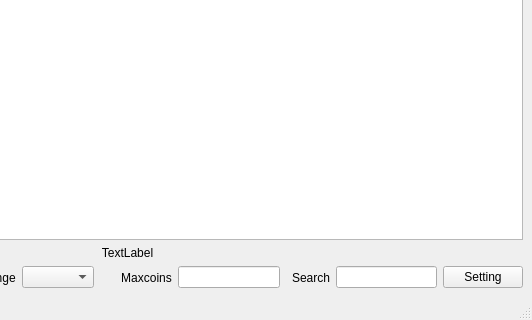
This is mainwindow.ui in QTinman/CoinBrowser as Qt 5 draws it before an edit; both pictures show x 277 to 809 and y 280 to 600 of the 809 by 600 pixel window. The edited form follows.
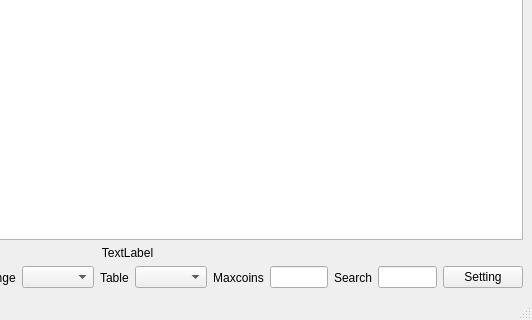
This is the edited form. Icons and pictures are not drawn.

Commit message: json update now saves data to new db table retaining the old data and table can now be selected from mainwindow.

```diff
--- a/mainwindow.ui
+++ b/mainwindow.ui
@@ -83,6 +83,16 @@
           </property>
          </spacer>
         </item>
+        <item>
+         <widget class="QLabel" name="label_4">
+          <property name="text">
+           <string>Table</string>
+          </property>
+         </widget>
+        </item>
+        <item>
+         <widget class="QComboBox" name="tables"/>
+        </item>
         <item>
          <spacer name="horizontalSpacer">
           <property name="orientation">
```
Left out of the diff: 3 changed lines with no effect on the pictures. The commit also changes 4 other files.
